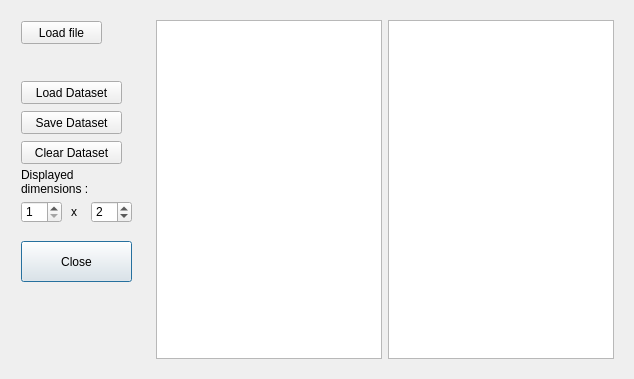
Qt form _IOPlugins/WebImport/WebImport.ui (b4silio/MLDemos) before a commit.
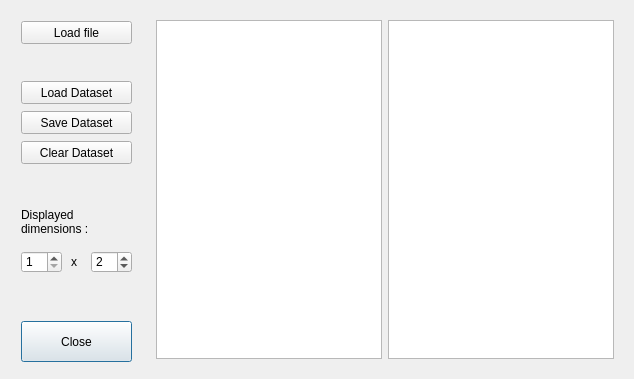
The same form after that commit.

Commit message: WebImport:some cleanup WebImport:added class for QTableViewWidget MLDemos:autoFit on update from ioplugins

Diff of the .ui file:
```diff
--- a/_IOPlugins/WebImport/WebImport.ui
+++ b/_IOPlugins/WebImport/WebImport.ui
@@ -44,7 +44,7 @@
       <property name="geometry">
        <rect>
         <x>10</x>
-        <y>230</y>
+        <y>310</y>
         <width>111</width>
         <height>41</height>
        </rect>
@@ -62,7 +62,7 @@
       <property name="geometry">
        <rect>
         <x>10</x>
-        <y>150</y>
+        <y>190</y>
         <width>111</width>
         <height>41</height>
        </rect>
@@ -77,7 +77,7 @@
        <rect>
         <x>10</x>
         <y>130</y>
-        <width>101</width>
+        <width>111</width>
         <height>23</height>
        </rect>
       </property>
@@ -94,7 +94,7 @@
       <property name="geometry">
        <rect>
         <x>10</x>
-        <y>190</y>
+        <y>240</y>
         <width>41</width>
         <height>22</height>
        </rect>
@@ -115,7 +115,7 @@
       <property name="geometry">
        <rect>
         <x>80</x>
-        <y>190</y>
+        <y>240</y>
         <width>41</width>
         <height>22</height>
        </rect>
@@ -139,7 +139,7 @@
       <property name="geometry">
        <rect>
         <x>60</x>
-        <y>190</y>
+        <y>240</y>
         <width>16</width>
         <height>21</height>
        </rect>
@@ -158,7 +158,7 @@
        <rect>
         <x>10</x>
         <y>100</y>
-        <width>101</width>
+        <width>111</width>
         <height>23</height>
        </rect>
       </property>
@@ -176,7 +176,7 @@
        <rect>
         <x>10</x>
         <y>70</y>
-        <width>101</width>
+        <width>111</width>
         <height>23</height>
        </rect>
       </property>
@@ -194,7 +194,7 @@
        <rect>
         <x>10</x>
         <y>10</y>
-        <width>81</width>
+        <width>111</width>
         <height>23</height>
        </rect>
       </property>
```
Left out of the diff: 6 changed lines with no effect on the pictures. The commit also changes 6 other files.
